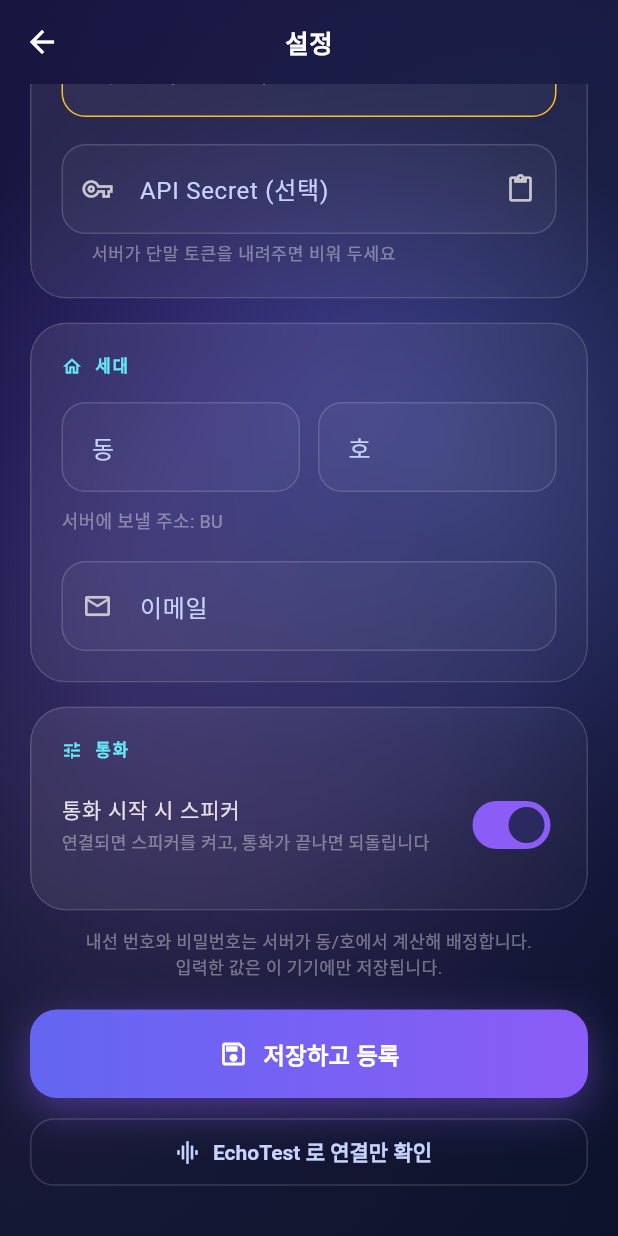
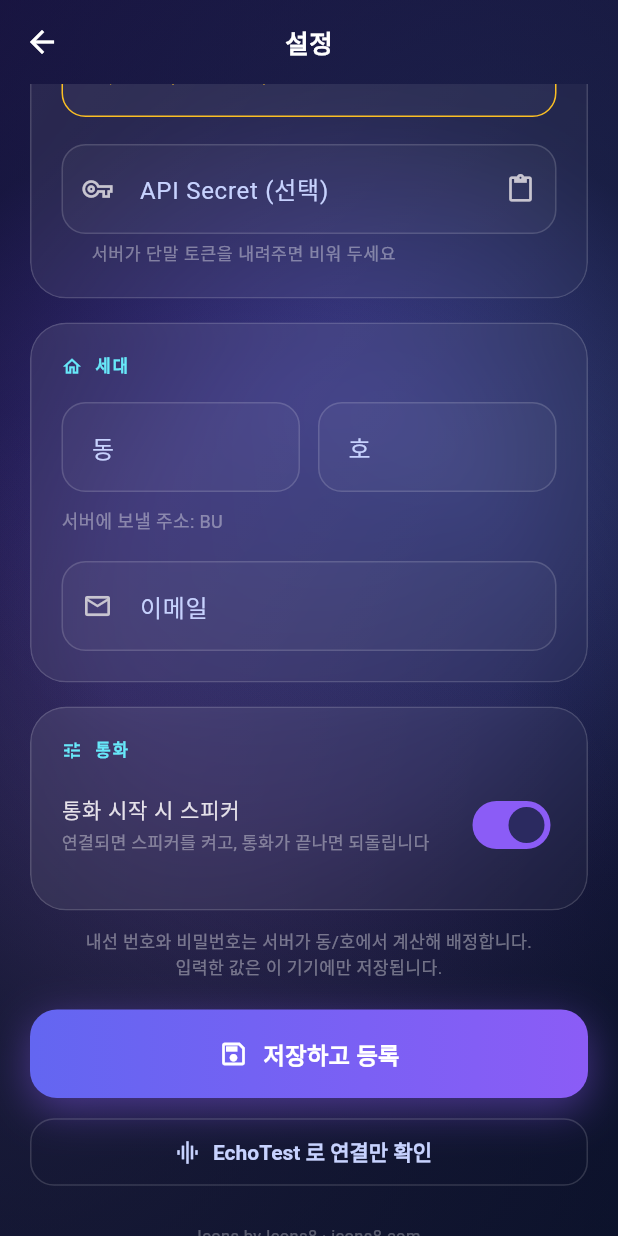
Before and after one commit to jejezz/janus-webrtc-client, a Flutter app: the screen it shows after launch, scrolled down 97 dp, on a phone screen of 412 x 824 dp. Run offline on Flutter 3.47's test engine with Material 3 defaults, Android fonts, the phone set to English and light mode, and no system bars; our stand-ins replace cloud_firestore, connectivity_plus, firebase_core, firebase_messaging, flutter_local_notifications, flutter_secure_storage and 1 more; missing offline and left inert: flutter_webrtc, janus_client; accounts and stored records are empty.

Commit message:
설정 화면 하단에 Icons8 출처를 둔다
아이콘의 문 그림이 Icons8 것이라 무료 사용 조건인 출처 표기를 앱 안에 남긴다.

Co-Authored-By: Claude Opus 5 <noreply@anthropic.com>

```diff
--- a/lib/ui/settings_screen.dart
+++ b/lib/ui/settings_screen.dart
@@ -300,6 +300,14 @@ class _SettingsScreenState extends State<SettingsScreen> {
                       child: Text('EchoTest 로 연결만 확인'),
                     ),
                   ),
+                  const SizedBox(height: 24),
+                  // 아이콘의 문 그림은 Icons8 것이다. 무료 사용 조건이 출처 표기라
+                  // 여기 한 줄 둔다 (tool/generate_app_icon.py).
+                  const Text(
+                    'Icons by Icons8 · icons8.com',
+                    textAlign: TextAlign.center,
+                    style: TextStyle(fontSize: 11, color: Colors.white30),
+                  ),
                 ],
               ),
             ),
```
